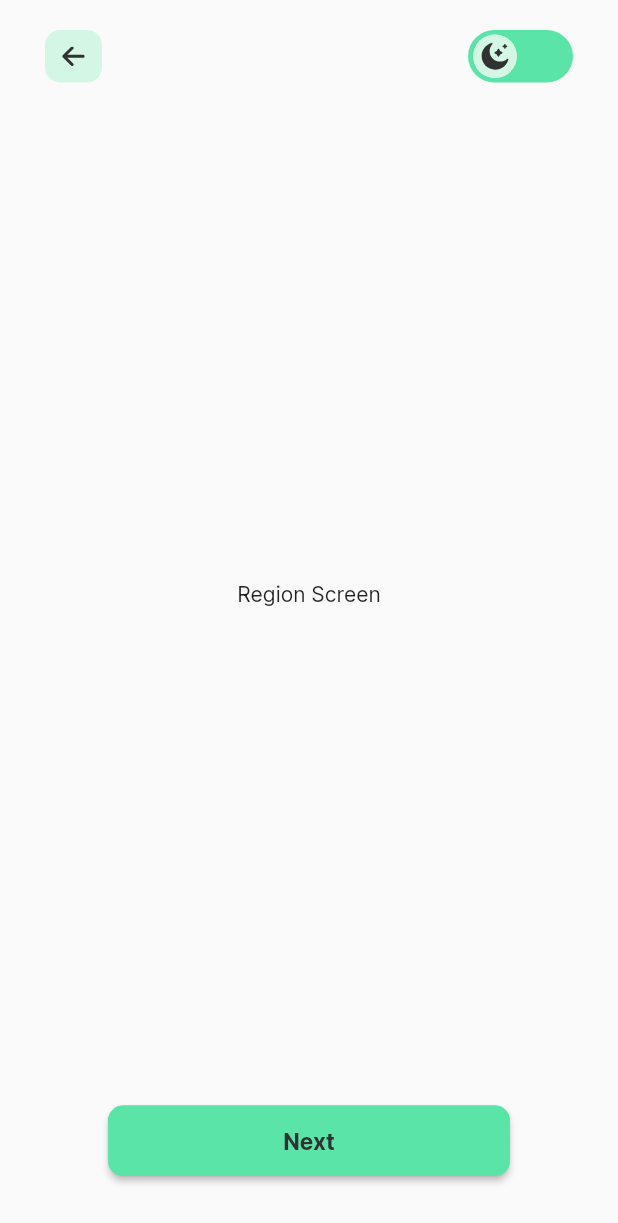
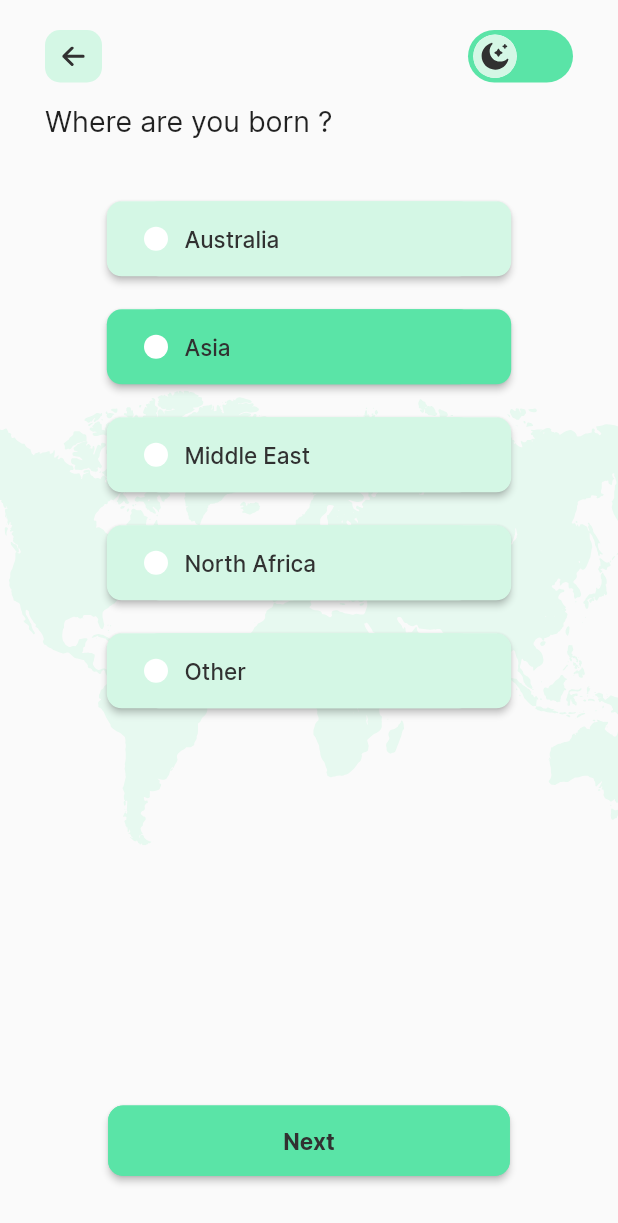
Before and after one commit to anikrakib/diabetes-app, a Flutter app: the HomePage screen opened by its route, swiped to page 2, on a phone screen of 412 x 824 dp. Shown: the top 1223 px of the screen. Run offline on Flutter 3.47's test engine with Material 2 defaults, Android fonts, the phone set to English and light mode, and no system bars; our stand-ins replace flutter_svg, get, shared_preferences; accounts and stored records are empty.

Commit message:
Region Page Complete

```diff
--- a/lib/screens/gender_and_age_screen/gender_and_age_screen.dart
+++ b/lib/screens/gender_and_age_screen/gender_and_age_screen.dart
@@ -27,7 +27,7 @@ class _GenderAndAgeScreenState extends State<GenderAndAgeScreen> {
       builder: (context, constraints) {
         var height = constraints.maxHeight;
         return Padding(
-          padding: const EdgeInsets.only(top: 15, bottom: 15),
+          padding: const EdgeInsets.only(top: pagePadding, bottom: pagePadding),
           child: Column(
             crossAxisAlignment: CrossAxisAlignment.start,
             children: [
--- a/lib/screens/home_screen/home_screen.dart
+++ b/lib/screens/home_screen/home_screen.dart
@@ -1,8 +1,10 @@
 import 'package:flutter/material.dart';
 import 'package:flutter_diabetes_app/services/providers/home_screen_provider.dart';
 import 'package:provider/provider.dart';
+import '../../generated/assets.dart';
 import '../../utils/constant.dart';
 import '../../widgets/app_button.dart';
+import '../../widgets/app_image.dart';
 import 'component/custom_switch.dart';
 
 class HomePage extends StatelessWidget {
@@ -17,7 +19,19 @@ class HomePage extends StatelessWidget {
       body: Consumer<HomeScreenProvider>(
         builder: (_, homeScreenProvider, child) {
           return SafeArea(
-            child: Padding(
+            child: Stack(
+              children: [
+                Visibility(
+                  visible: homeScreenProvider.currentPage == 1,
+                  child: Positioned(
+                    top: 0,
+                    bottom: 0,
+                    right: 0,
+                    left: 0,
+                    child: svgImage(Assets.imagesWorldMap),
+                  ),
+                ),
+                Padding(
                   padding: const EdgeInsets.only(
                       left: 30, right: 30, top: 20, bottom: 40),
                   child: Column(
@@ -70,6 +84,8 @@ class HomePage extends StatelessWidget {
                     ],
                   ),
                 ),
+              ],
+            ),
           );
         },
       ),
--- /dev/null
+++ b/lib/screens/region_screen/component/region_list_tile.dart
@@ -0,0 +1,69 @@
+import 'package:flutter/material.dart';
+import '../../../services/providers/user_data_provider.dart';
+import '../../../utils/colors.dart';
+import '../../../utils/constant.dart';
+
+class RegionListTile extends StatelessWidget {
+  const RegionListTile({
+    Key? key,
+    required this.userDataProvider,
+    required this.index,
+    required this.color,
+  }) : super(key: key);
+  final UserDataProvider userDataProvider;
+  final int index;
+  final Color color;
+
+  @override
+  Widget build(BuildContext context) {
+    return Padding(
+      padding: const EdgeInsets.only(bottom: 22),
+      child: ElevatedButton(
+        onPressed: () {
+          userDataProvider.changeRegion = REGIONS[index];
+        },
+        style: ButtonStyle(
+          foregroundColor: MaterialStateProperty.all<Color>(color),
+          backgroundColor: MaterialStateProperty.all<Color>(color),
+          shape: MaterialStateProperty.all<RoundedRectangleBorder>(
+            RoundedRectangleBorder(
+              borderRadius: BorderRadius.circular(BORDER_RADIUS),
+            ),
+          ),
+        ),
+        child: Container(
+          width: REGION_LIST_TILE_WIDTH,
+          height: REGION_LIST_TILE_HIGHT,
+          decoration: BoxDecoration(
+            borderRadius: const BorderRadius.all(
+              Radius.circular(BORDER_RADIUS),
+            ),
+            color: color,
+          ),
+          child: Row(
+            children: [
+              Container(
+                height: 16,
+                width: 16,
+                decoration: BoxDecoration(
+                  borderRadius: BorderRadius.circular(BORDER_RADIUS * 5),
+                  color: AppColors.white,
+                ),
+              ),
+              const SizedBox(
+                width: 11,
+              ),
+              Text(
+                REGIONS[index],
+                style: const TextStyle(
+                  color: AppColors.black,
+                  fontSize: 15,
+                ),
+              ),
+            ],
+          ),
+        ),
+      ),
+    );
+  }
+}
--- a/lib/screens/region_screen/region_screen.dart
+++ b/lib/screens/region_screen/region_screen.dart
@@ -1,12 +1,52 @@
 import 'package:flutter/material.dart';
+import 'package:flutter_diabetes_app/services/providers/user_data_provider.dart';
+import 'package:flutter_diabetes_app/utils/colors.dart';
+import 'package:provider/provider.dart';
+import '../../utils/app_text_style.dart';
+import '../../utils/constant.dart';
+import 'component/region_list_tile.dart';
 
 class RegionScreen extends StatelessWidget {
   const RegionScreen({Key? key}) : super(key: key);
 
   @override
   Widget build(BuildContext context) {
-    return const Center(
-      child: Text('Region Screen'),
+    return Padding(
+      padding: const EdgeInsets.only(top: pagePadding),
+      child: Consumer<UserDataProvider>(
+        builder: (_, userDataProvider, child) {
+          return Column(
+            crossAxisAlignment: CrossAxisAlignment.start,
+            children: [
+              Text(
+                regionSectionText,
+                style: AppTextStyle.onlyFontSizeTextStyle(19),
+              ),
+              Expanded(
+                child: Padding(
+                  padding:
+                      EdgeInsets.all(MediaQuery.of(context).size.width * .1),
+                  child: Align(
+                    alignment: Alignment.topCenter,
+                    child: ListView.builder(
+                      itemCount: REGIONS.length,
+                      itemBuilder: (context, index) {
+                        return RegionListTile(
+                          userDataProvider: userDataProvider,
+                          index: index,
+                          color: (userDataProvider.region == REGIONS[index])
+                              ? AppColors.secondary
+                              : AppColors.backButtonColor,
+                        );
+                      },
+                    ),
+                  ),
+                ),
+              )
+            ],
+          );
+        },
+      ),
     );
   }
 }
--- a/lib/services/providers/user_data_provider.dart
+++ b/lib/services/providers/user_data_provider.dart
@@ -1,15 +1,19 @@
 import 'package:flutter/material.dart';
+import '../../utils/constant.dart';
 
 class UserDataProvider extends ChangeNotifier {
   int _currentAge = 0;
   bool _firstTimeInAgePage = false;
   String _gender = '';
+  String _region = initialRegion;
 
   int get currentAge => _currentAge;
 
   bool get firstTimeInAgePage => _firstTimeInAgePage;
 
   String get gender => _gender;
+
+  String get region => _region;
 
   set changeCurrentAge(int age) {
     _currentAge = age;
@@ -27,4 +31,9 @@ class UserDataProvider extends ChangeNotifier {
     _gender = selectGender;
     notifyListeners();
   }
+
+  set changeRegion(String selectRegion) {
+    _region = selectRegion;
+    notifyListeners();
+  }
 }
--- a/lib/utils/constant.dart
+++ b/lib/utils/constant.dart
@@ -8,23 +8,6 @@ import '../screens/gender_and_age_screen/gender_and_age_screen.dart';
 const THEME_STATUS_SHARED_PREP_KEY = "THEMESTATUS";
 const GET_STARTED_SHARED_PREP_KEY = "GETSTARTEDSTATUS";
 
-const getStartedText = 'Get Started';
-const selectGenderText = 'Select gender :';
-const ageSectionText = 'How old are you ?';
-const genderMaleText = 'Male';
-const genderFeMaleText = 'Female';
-const age = 'Age';
-const next = 'Next';
-const calculate = 'Calculate';
-const getStartedBodyText =
-    'Predicts risk undiagnosed diabetes mellitus with American Diabetes Association (ADA) Risk Calculator. Early detection of undiagnosed diabetes mellitus will lead to prompt treatment and better outcomes.';
-
-const LIST_WHEEL_WIDTH = 285.00;
-const LIST_WHEEL_HIGHT = 60.00;
-const LIST_WHEEL_ITEM_EXTENT = 46.00;
-const AGE_RANGE = 100;
-const INITIAL_AGE = 40;
-
 const INFORMATION_SCREENS = [
   GenderAndAgeScreen(),
   RegionScreen(),
@@ -32,3 +15,34 @@ const INFORMATION_SCREENS = [
   WaistScreen(),
   OtherInformationScreen(),
 ];
+const REGIONS = [
+  'Australia',
+  'Asia',
+  'Middle East',
+  'North Africa',
+  'Other',
+];
+
+const getStartedText = 'Get Started';
+const selectGenderText = 'Select gender :';
+const ageSectionText = 'How old are you ?';
+const regionSectionText = 'Where are you born ?';
+const genderMaleText = 'Male';
+const genderFeMaleText = 'Female';
+const age = 'Age';
+const next = 'Next';
+const calculate = 'Calculate';
+const initialRegion = 'Asia';
+const getStartedBodyText =
+    'Predicts risk undiagnosed diabetes mellitus with American Diabetes Association (ADA) Risk Calculator. Early detection of undiagnosed diabetes mellitus will lead to prompt treatment and better outcomes.';
+
+const LIST_WHEEL_WIDTH = 285.00;
+const LIST_WHEEL_HIGHT = 60.00;
+const REGION_LIST_TILE_WIDTH = 220.00;
+const REGION_LIST_TILE_HIGHT = 50.00;
+const LIST_WHEEL_ITEM_EXTENT = 46.00;
+const AGE_RANGE = 100;
+const INITIAL_AGE = 40;
+const BORDER_RADIUS = 10.00;
+
+const pagePadding = 15.00;
```
Lines whose indentation alone changed are shown as unchanged.
